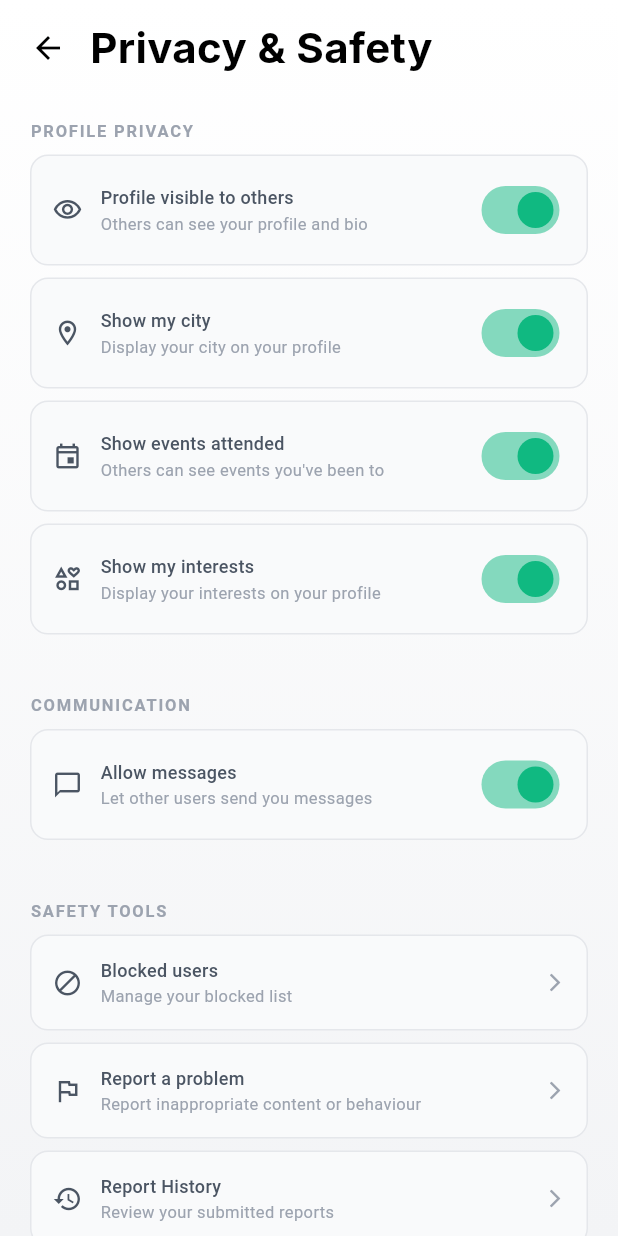
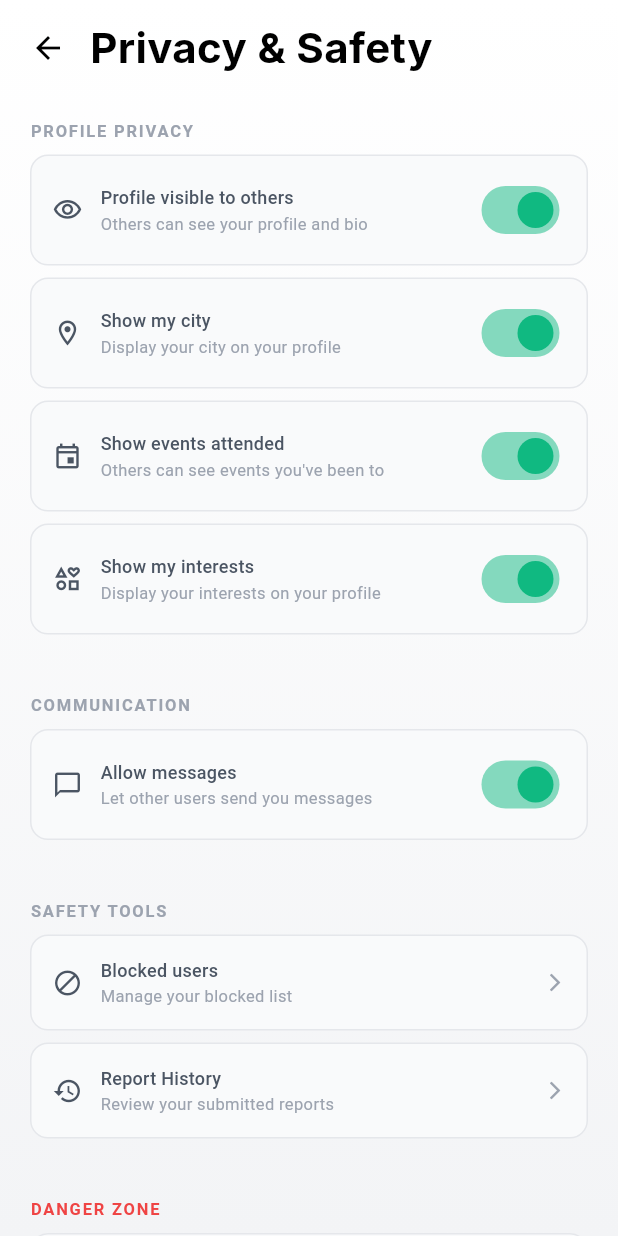
Before and after one commit to vrutsasolutions/TheyDi, a Flutter app: the PrivacySafetyScreen screen opened by its route, on a phone screen of 412 x 824 dp. Run offline on Flutter 3.47's test engine with Material 3 defaults, Android fonts, the phone set to English and light mode, and no system bars; drawn by our look-alikes of flutter_animate; our stand-ins replace audioplayers, cloud_firestore, cloud_functions, file_picker, firebase_auth, firebase_core and 11 more; missing offline and left inert: dart:html, razorpay_flutter, record; accounts and stored records are empty.

Commit message:
Update Privacy & Safety screen

```diff
--- a/lib/features/settings/screens/privacy_safety_screen.dart
+++ b/lib/features/settings/screens/privacy_safety_screen.dart
@@ -335,14 +335,7 @@
                           subtitle: 'Manage your blocked list',
 onTap: () => context.push(AppRoutes.blockedUsers),
                         ).animate(delay: 500.ms).fade(duration: 300.ms),
-_ActionTile(
-  icon: Icons.flag_outlined,
-  title: 'Report a problem',
-  subtitle: 'Report inappropriate content or behaviour',
-  onTap: () {
-    context.push(AppRoutes.reportProblem);
-  },
-).animate(delay: 550.ms).fade(duration: 300.ms),
+
 
 _ActionTile(
   icon: Icons.history_outlined,
```
